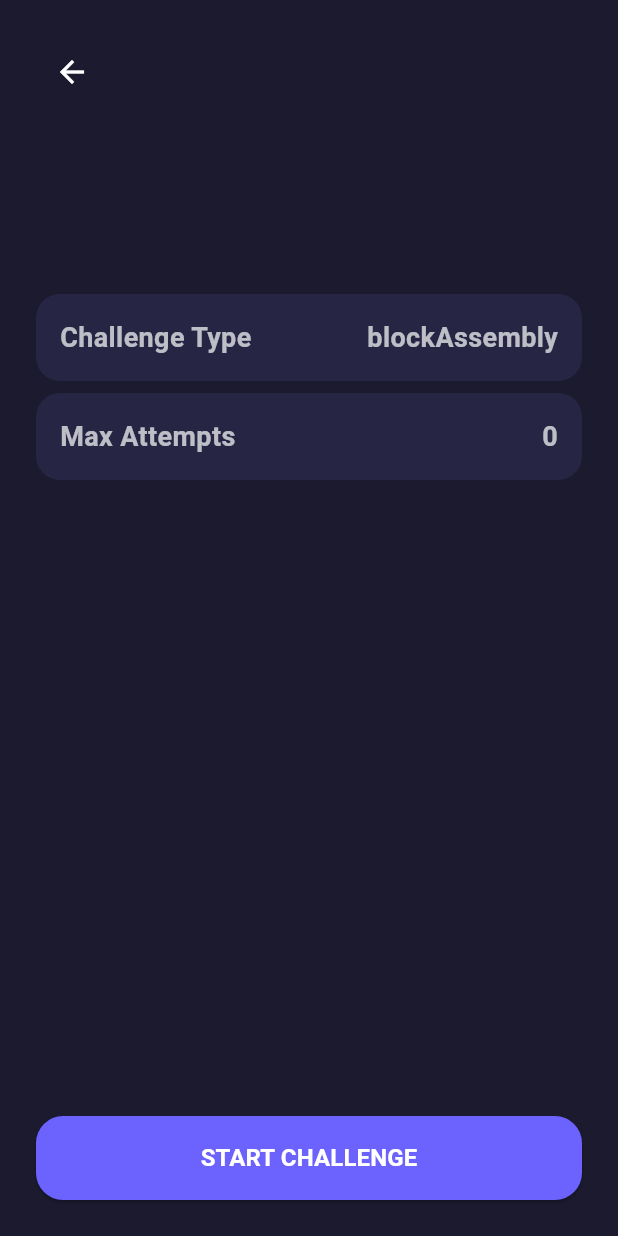
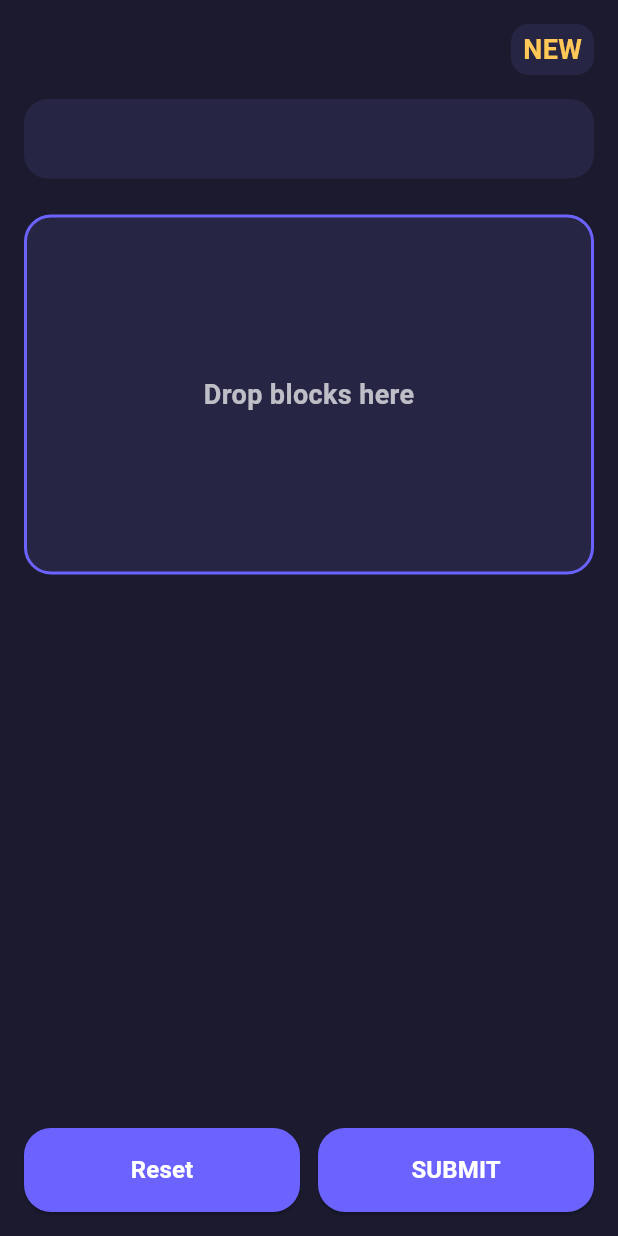
Before and after one commit to BN2323/super_quest, a Flutter app: the RoomIntroScreen screen opened directly with empty values, after a tap on "START CHALLENGE", on a phone screen of 412 x 824 dp. Run offline on Flutter 3.47's test engine with Material 3 defaults, Android fonts, the phone set to English and light mode, and no system bars.

Commit message:
update game challenge

```diff
--- /dev/null
+++ b/lib/domain/models/challenge_outcome.dart
@@ -0,0 +1,28 @@
+class ChallengeOutcome {
+  final String challengeId;
+
+  final bool isCorrect;
+
+  final int blocksUsed;
+  final int optimalBlocks;
+
+  final int xpGained;
+
+  ChallengeOutcome({
+    required this.challengeId,
+    required this.isCorrect,
+    required this.blocksUsed,
+    required this.optimalBlocks,
+    required this.xpGained,
+  });
+
+
+  double get efficiency =>
+      optimalBlocks / blocksUsed.clamp(optimalBlocks, 999);
+
+  int get starRating {
+    if (efficiency >= 1) return 3;
+    if (efficiency >= 0.8) return 2;
+    return 1;
+  }
+}
--- a/lib/domain/models/challenge_result.dart
+++ /dev/null
@@ -1,13 +0,0 @@
-class ChallengeResult {
-  final String challengeId;
-  final bool success;
-  final int attemptsUsed;
-  final bool isGameOver;
-
-  ChallengeResult({
-    required this.challengeId,
-    required this.success,
-    required this.attemptsUsed,
-    required this.isGameOver,
-  });
-}
--- a/lib/domain/models/room.dart
+++ b/lib/domain/models/room.dart
@@ -37,4 +37,10 @@ class Room {
   void complete() {
     status = RoomStatus.completed;
   }
+
+  void reset() {
+    if (status == RoomStatus.completed) {
+      status = RoomStatus.unlocked;
+    }
+  }
 }
--- a/lib/domain/services/challenge_service.dart
+++ b/lib/domain/services/challenge_service.dart
@@ -1,22 +1,25 @@
 import '../models/challenge.dart';
-import '../models/challenge_result.dart';
+import '../models/challenge_outcome.dart';
 import '../models/code_block.dart';
 
 class ChallengeService {
-  ChallengeResult submitAttempt({
+  ChallengeOutcome? evaluateSolution({
     required Challenge challenge,
     required List<CodeBlock> userBlocks,
-    required int attemptNumber,
   }) {
-    final bool success = challenge.isCorrect(userBlocks);
-    final bool isGameOver =
-        !success && attemptNumber >= challenge.maxAttempts;
+    final isCorrect = challenge.isCorrect(userBlocks);
 
-    return ChallengeResult(
+    if (!isCorrect) return null;
+
+    final blocksUsed = userBlocks.length;
+    final optimalBlocks = challenge.expectedBlockOrder.length;
+
+    return ChallengeOutcome(
       challengeId: challenge.id,
-      success: success,
-      attemptsUsed: attemptNumber,
-      isGameOver: isGameOver,
+      isCorrect: true,
+      blocksUsed: blocksUsed,
+      optimalBlocks: optimalBlocks,
+      xpGained: 50,
     );
   }
 }
--- /dev/null
+++ b/lib/presentation/screens/challenge/challenge_screen.dart
@@ -0,0 +1,123 @@
+import 'package:flutter/material.dart';
+import 'package:provider/provider.dart';
+import 'package:super_quest/domain/models/code_block.dart';
+import 'package:super_quest/domain/models/room.dart';
+import 'package:super_quest/presentation/controllers/game_controller.dart';
+import 'package:super_quest/presentation/screens/challenge/widgets/action_bar.dart';
+import 'package:super_quest/presentation/screens/challenge/widgets/block_toolbox.dart';
+import 'package:super_quest/presentation/screens/challenge/widgets/challenge_header.dart';
+import 'package:super_quest/presentation/screens/challenge/widgets/feedback_text.dart';
+import 'package:super_quest/presentation/screens/challenge/widgets/instruction_card.dart';
+import 'package:super_quest/presentation/screens/challenge/widgets/solution_arena.dart';
+import 'package:super_quest/presentation/screens/result/challenge_result_dialog.dart';
+import 'package:super_quest/presentation/theme/app_colors.dart';
+import 'package:super_quest/presentation/theme/app_spacing.dart';
+
+class ChallengeScreen extends StatefulWidget {
+  final Room room;
+
+  const ChallengeScreen({super.key, required this.room});
+
+  @override
+  State<ChallengeScreen> createState() => _ChallengeScreenState();
+}
+
+class _ChallengeScreenState extends State<ChallengeScreen> {
+  final List<CodeBlock> _solution = [];
+  String? _feedback;
+
+  @override
+  Widget build(BuildContext context) {
+    final controller = context.watch<GameController>();
+    final challenge = widget.room.challenge;
+
+    final expectedLength = challenge.expectedBlockOrder.length;
+    final isComplete = _solution.length == expectedLength;
+
+    return Scaffold(
+      backgroundColor: AppColors.background,
+      body: SafeArea(
+        child: Padding(
+          padding: const EdgeInsets.all(AppSpacing.md),
+          child: Column(
+            crossAxisAlignment: CrossAxisAlignment.start,
+            children: [
+              ChallengeHeader(room: widget.room),
+
+              const SizedBox(height: AppSpacing.md),
+
+              InstructionCard(text: challenge.description),
+
+              const SizedBox(height: AppSpacing.lg),
+
+              SolutionArena(
+                blocks: _solution,
+                onRemove: _removeBlock,
+              ),
+
+              if (_feedback != null) FeedbackText(_feedback!),
+
+              const SizedBox(height: AppSpacing.md),
+
+              BlockToolbox(
+                blocks: challenge.availableBlocks,
+              ),
+
+              const Spacer(),
+
+              ActionBar(
+                isComplete: isComplete,
+                hasBlocks: _solution.isNotEmpty,
+                onReset: _resetSolution,
+                onSubmit: () => _submit(controller),
+              ),
+            ],
+          ),
+        ),
+      ),
+    );
+  }
+
+  void _removeBlock(CodeBlock block) {
+    setState(() {
+      _solution.remove(block);
+      _feedback = null;
+    });
+  }
+
+  void _resetSolution() {
+    setState(() {
+      _solution.clear();
+      _feedback = null;
+    });
+  }
+
+  void _submit(GameController controller) {
+    final outcome = controller.submitSolution(
+      userBlocks: _solution,
+    );
+
+    if (outcome == null) {
+      setState(() {
+        _feedback = 'Not quite right — try rearranging';
+      });
+      return;
+    }
+
+    showDialog(
+      context: context,
+      barrierDismissible: false,
+      builder: (_) => ChallengeResultDialog(
+        outcome: outcome,
+        onNext: () {
+          Navigator.pop(context);
+          Navigator.pop(context);
+        },
+        onReturn: () {
+          Navigator.pop(context);
+          Navigator.pop(context);
+        },
+      ),
+    );
+  }
+}
--- /dev/null
+++ b/lib/presentation/screens/challenge/widgets/action_bar.dart
@@ -0,0 +1,38 @@
+import 'package:flutter/material.dart';
+import 'package:super_quest/presentation/widgets/buttons/primary_action_button.dart';
+
+class ActionBar extends StatelessWidget {
+  final bool isComplete;
+  final bool hasBlocks;
+  final VoidCallback onReset;
+  final VoidCallback onSubmit;
+
+  const ActionBar({
+    super.key,
+    required this.isComplete,
+    required this.hasBlocks,
+    required this.onReset,
+    required this.onSubmit,
+  });
+
+  @override
+  Widget build(BuildContext context) {
+    return Row(
+      children: [
+        Expanded(
+          child: PrimaryActionButton(
+            label: 'Reset',
+            onPressed: onReset
+          ),
+        ),
+        const SizedBox(width: 12),
+        Expanded(
+          child: PrimaryActionButton(
+            label: 'SUBMIT',
+            onPressed: onSubmit
+          ),
+        ),
+      ],
+    );
+  }
+}
--- /dev/null
+++ b/lib/presentation/screens/challenge/widgets/block_toolbox.dart
@@ -0,0 +1,35 @@
+import 'package:flutter/material.dart';
+import 'package:super_quest/domain/models/code_block.dart';
+import 'package:super_quest/presentation/screens/challenge/widgets/code_block_chip.dart';
+import 'package:super_quest/presentation/theme/app_spacing.dart';
+
+class BlockToolbox extends StatelessWidget {
+  final List<CodeBlock> blocks;
+
+  const BlockToolbox({super.key, required this.blocks});
+
+  @override
+  Widget build(BuildContext context) {
+    final shuffled = List<CodeBlock>.from(blocks)..shuffle();
+
+    return SizedBox(
+      height: 90,
+      child: ListView.separated(
+        scrollDirection: Axis.horizontal,
+        itemCount: shuffled.length,
+        separatorBuilder: (_, __) =>
+            const SizedBox(width: AppSpacing.sm),
+        itemBuilder: (_, i) {
+          final block = shuffled[i];
+          return Draggable<CodeBlock>(
+            data: block,
+            feedback: CodeBlockChip(block: block),
+            childWhenDragging:
+                Opacity(opacity: 0.3, child: CodeBlockChip(block: block)),
+            child: CodeBlockChip(block: block),
+          );
+        },
+      ),
+    );
+  }
+}
--- /dev/null
+++ b/lib/presentation/screens/challenge/widgets/challenge_header.dart
@@ -0,0 +1,41 @@
+import 'package:flutter/material.dart';
+import 'package:super_quest/domain/models/room.dart';
+import 'package:super_quest/presentation/theme/app_colors.dart';
+import 'package:super_quest/presentation/theme/app_spacing.dart';
+import 'package:super_quest/presentation/theme/app_text_styles.dart';
+
+class ChallengeHeader extends StatelessWidget {
+  final Room room;
+
+  const ChallengeHeader({super.key, required this.room});
+
+  @override
+  Widget build(BuildContext context) {
+    return Row(
+      children: [
+        Expanded(
+          child: Text(
+            room.name,
+            style: AppTextStyles.title,
+          ),
+        ),
+        Container(
+          padding: const EdgeInsets.symmetric(
+            horizontal: AppSpacing.sm,
+            vertical: AppSpacing.xs,
+          ),
+          decoration: BoxDecoration(
+            color: AppColors.surface,
+            borderRadius: BorderRadius.circular(12),
+          ),
+          child: Text(
+            room.isCompleted ? 'REPLAY' : 'NEW',
+            style: AppTextStyles.subtitle.copyWith(
+              color: AppColors.accent,
+            ),
+          ),
+        ),
+      ],
+    );
+  }
+}
--- /dev/null
+++ b/lib/presentation/screens/challenge/widgets/instruction_card.dart
@@ -0,0 +1,26 @@
+import 'package:flutter/material.dart';
+import 'package:super_quest/presentation/theme/app_colors.dart';
+import 'package:super_quest/presentation/theme/app_spacing.dart';
+import 'package:super_quest/presentation/theme/app_text_styles.dart';
+
+class InstructionCard extends StatelessWidget {
+  final String text;
+
+  const InstructionCard({super.key, required this.text});
+
+  @override
+  Widget build(BuildContext context) {
+    return Container(
+      width: double.infinity,
+      padding: const EdgeInsets.all(AppSpacing.md),
+      decoration: BoxDecoration(
+        color: AppColors.surface,
+        borderRadius: BorderRadius.circular(16),
+      ),
+      child: Text(
+        text,
+        style: AppTextStyles.body,
+      ),
+    );
+  }
+}
--- /dev/null
+++ b/lib/presentation/screens/challenge/widgets/solution_arena.dart
@@ -0,0 +1,54 @@
+import 'package:flutter/material.dart';
+import 'package:super_quest/domain/models/code_block.dart';
+import 'package:super_quest/presentation/screens/challenge/widgets/code_block_chip.dart';
+import 'package:super_quest/presentation/theme/app_colors.dart';
+import 'package:super_quest/presentation/theme/app_spacing.dart';
+import 'package:super_quest/presentation/theme/app_text_styles.dart';
+
+class SolutionArena extends StatelessWidget {
+  final List<CodeBlock> blocks;
+  final void Function(CodeBlock) onRemove;
+
+  const SolutionArena({
+    super.key,
+    required this.blocks,
+    required this.onRemove,
+  });
+
+  @override
+  Widget build(BuildContext context) {
+    return SizedBox(
+      height: 240, // 🔒 fixed arena
+      child: DragTarget<CodeBlock>(
+        onAccept: (block) => blocks.add(block),
+        builder: (_, __, ___) {
+          return Container(
+            padding: const EdgeInsets.all(AppSpacing.md),
+            decoration: BoxDecoration(
+              color: AppColors.surface,
+              borderRadius: BorderRadius.circular(18),
+              border: Border.all(color: AppColors.primary, width: 2),
+            ),
+            child: blocks.isEmpty
+                ? Center(
+                    child: Text(
+                      'Drop blocks here',
+                      style: AppTextStyles.subtitle,
+                    ),
+                  )
+                : Wrap(
+                    spacing: AppSpacing.sm,
+                    runSpacing: AppSpacing.sm,
+                    children: blocks.map((b) {
+                      return GestureDetector(
+                        onTap: () => onRemove(b),
+                        child: CodeBlockChip(block: b),
+                      );
+                    }).toList(),
+                  ),
+          );
+        },
+      ),
+    );
+  }
+}
--- a/lib/presentation/screens/dungeon_map/widgets/button_action.dart
+++ b/lib/presentation/screens/dungeon_map/widgets/button_action.dart
@@ -1,8 +1,6 @@
 import 'package:flutter/material.dart';
 import 'package:super_quest/presentation/controllers/game_controller.dart';
-import 'package:super_quest/presentation/theme/app_colors.dart';
 import 'package:super_quest/presentation/theme/app_spacing.dart';
-import 'package:super_quest/presentation/theme/app_text_styles.dart';
 import 'package:super_quest/presentation/widgets/buttons/primary_action_button.dart';
 
 class BottomAction extends StatelessWidget {
--- a/lib/presentation/screens/dungeon_map/widgets/dugneon_map.dart
+++ b/lib/presentation/screens/dungeon_map/widgets/dugneon_map.dart
@@ -2,7 +2,6 @@ import 'package:flutter/material.dart';
 import 'package:super_quest/presentation/controllers/game_controller.dart';
 import 'package:super_quest/presentation/screens/dungeon_map/widgets/map_layout.dart';
 import 'package:super_quest/presentation/screens/dungeon_map/widgets/room_card.dart';
-import 'package:super_quest/presentation/theme/app_spacing.dart';
 
 class DungeonMap extends StatelessWidget {
   final GameController controller;
--- a/lib/presentation/screens/room_intro/room_intro_screen.dart
+++ b/lib/presentation/screens/room_intro/room_intro_screen.dart
@@ -1,5 +1,6 @@
 import 'package:flutter/material.dart';
 import 'package:super_quest/domain/models/room.dart';
+import 'package:super_quest/presentation/screens/challenge/challenge_screen.dart';
 import 'package:super_quest/presentation/widgets/buttons/primary_action_button.dart';
 import 'package:super_quest/presentation/widgets/cards/info_card.dart';
 import '../../theme/app_colors.dart';
@@ -68,12 +69,13 @@ class RoomIntroScreen extends StatelessWidget {
               PrimaryActionButton(
                 label: 'START CHALLENGE',
                 onPressed: () {
-                  // Navigator.push(
-                  //   context,
-                  //   MaterialPageRoute(
-                  //     builder: (_) => ChallengeScreen(room: room),
-                  //   ),
-                  // );
+                  print("room: $room");
+                  Navigator.push(
+                    context,
+                    MaterialPageRoute(
+                      builder: (_) => ChallengeScreen(room: room),
+                    ),
+                  );
                 },
               ),
             ],
--- a/lib/presentation/widgets/buttons/primary_action_button.dart
+++ b/lib/presentation/widgets/buttons/primary_action_button.dart
@@ -4,7 +4,7 @@ import 'package:super_quest/presentation/theme/app_text_styles.dart';
 
 class PrimaryActionButton extends StatelessWidget {
   final String label;
-  final VoidCallback onPressed;
+  final VoidCallback? onPressed;
 
   const PrimaryActionButton({
     super.key,
@@ -15,7 +15,6 @@ class PrimaryActionButton extends StatelessWidget {
   @override
   Widget build(BuildContext context) {
     return SizedBox(
-      width: double.infinity,
       height: 56,
       child: ElevatedButton(
         style: ElevatedButton.styleFrom(
```
Also changed, not shown: lib/domain/services/game_service.dart (+10 -11 lines), lib/presentation/controllers/game_controller.dart (+47 -32 lines), lib/presentation/screens/challenge/widgets/code_block_chip.dart (added, +49 -0 lines), lib/presentation/screens/challenge/widgets/feedback_text.dart (added, +23 -0 lines), lib/presentation/screens/result/challenge_result_dialog.dart (added, +101 -0 lines), lib/presentation/screens/result/widgets/star_row.dart (added, +27 -0 lines).
